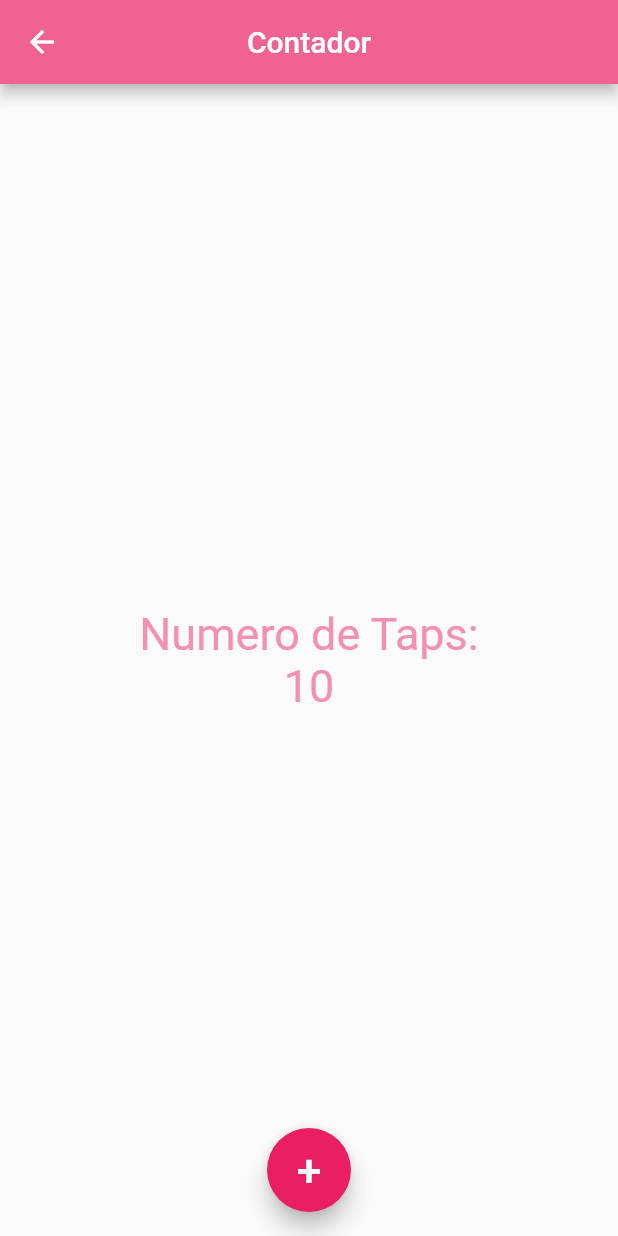
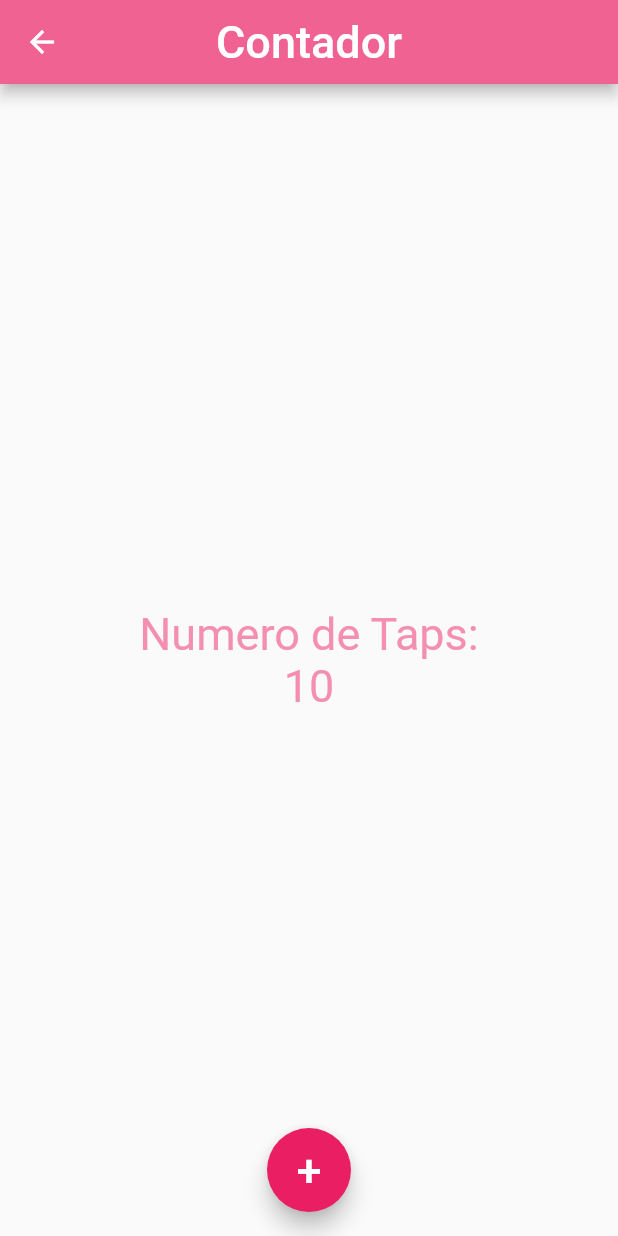
Before and after one commit to KarinaMastbaum/contador, a Flutter app: the HomePage screen opened directly, on a phone screen of 412 x 824 dp. Run offline on Flutter 3.47's test engine with Material 2 defaults, Android fonts, the light colour scheme and no system bars.

```diff
--- a/lib/src/pages/Home_page.dart
+++ b/lib/src/pages/Home_page.dart
@@ -10,7 +10,7 @@ class HomePage extends StatelessWidget{
     return Scaffold(
     //CTRL + Barra espaciadora: para ver todas las propiedades que tiene Scaffold
       appBar: AppBar(
-        title: Text('Contador', style: TextStyle(color: Colors.white)),
+        title: Text('Contador', style: TextStyle(fontSize: 30, color: Colors.white)),
         centerTitle: true,
         backgroundColor: Colors.pink[300],
       ),
```
Also changed, not shown: preview1.gif (renamed from Screen_Recording_20200517-223650.gif), 3 other files.
